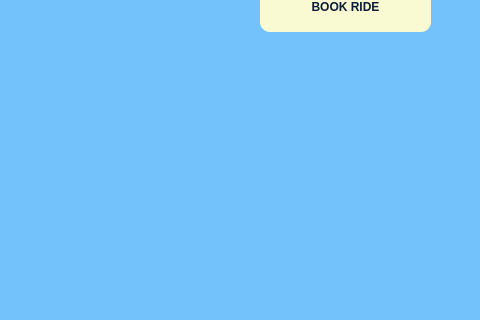
The window that UI_Files/Student_RouteDetails.ui (sakotiya/SPARTANRIDESJSU) describes before a commit, drawn with Qt 5; both pictures show x 0 to 480 and y 319 to 639 of the 707 by 639 pixel window.
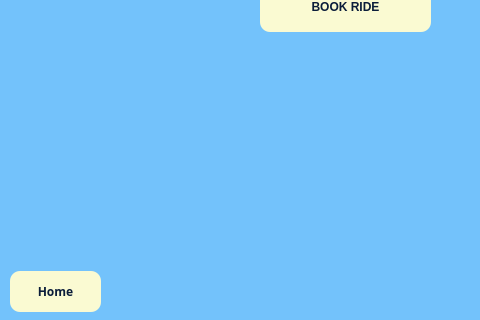
The same window after the commit. Icons and pictures are not drawn.

Commit message: Made the folder UI_Python for all ui.py files UI_File has all the UI files and Source Code is where we can save our coding

Diff of the .ui file:
```diff
--- a/UI_Files/Student_RouteDetails.ui
+++ b/UI_Files/Student_RouteDetails.ui
@@ -409,6 +409,39 @@
     </property>
    </item>
   </widget>
+  <widget class="QPushButton" name="Home">
+   <property name="geometry">
+    <rect>
+     <x>10</x>
+     <y>590</y>
+     <width>91</width>
+     <height>41</height>
+    </rect>
+   </property>
+   <property name="font">
+    <font>
+     <family>Segoe UI,sans-serif</family>
+     <weight>75</weight>
+     <bold>true</bold>
+    </font>
+   </property>
+   <property name="styleSheet">
+    <string notr="true">QPushButton {
+    background-color: #FAFAD2; /* Gold */
+    color: #0B1D3A;
+    border: none;
+    border-radius: 10px;
+    padding: 10px;
+    font-weight: bold;
+}
+QPushButton:hover {
+    background-color: #FAFAD2;
+}</string>
+   </property>
+   <property name="text">
+    <string>Home</string>
+   </property>
+  </widget>
  </widget>
  <resources/>
  <connections/>
```
Left out of the diff: 4 changed lines with no effect on the pictures. The commit also changes 6 other files.
